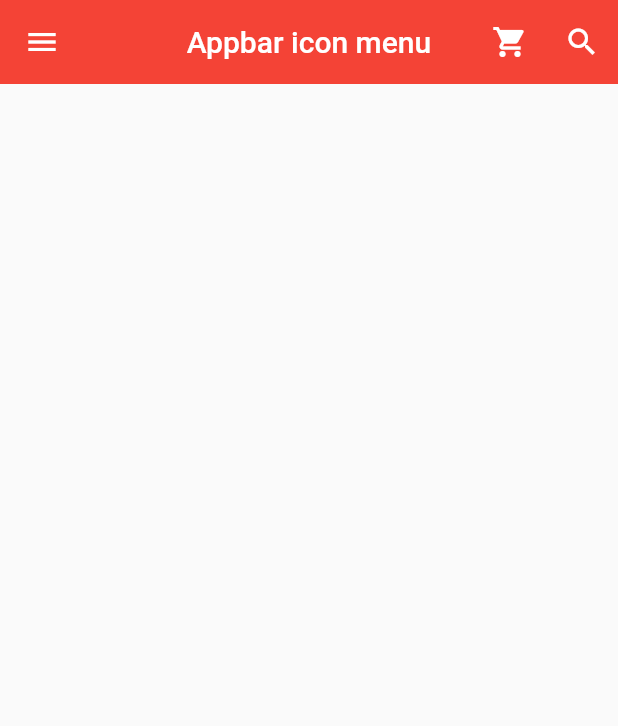
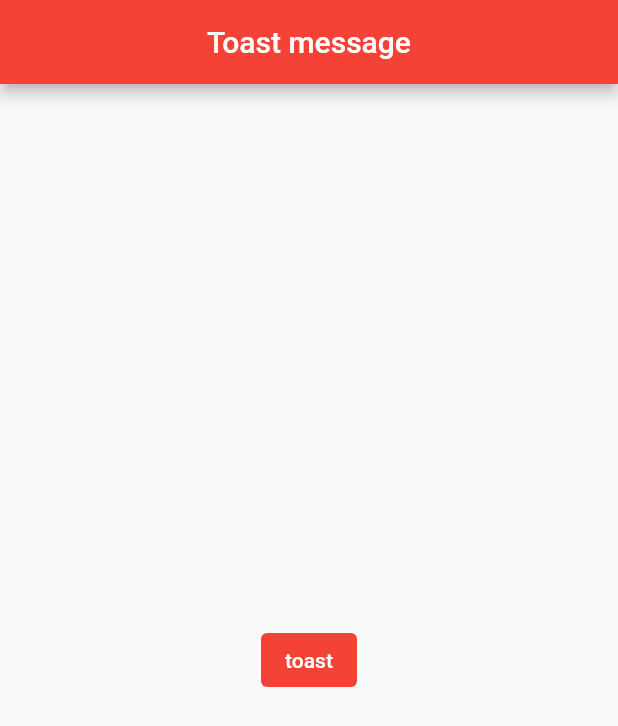
Before and after one commit to minchodang/flutter-ps, a Flutter app: the screen it shows after launch, on a phone screen of 412 x 824 dp. Shown: the top 726 px of the screen. Run offline on Flutter 3.47's test engine with Material 2 defaults, Android fonts, the light colour scheme and no system bars; our stand-ins replace fluttertoast.

Commit message:
Feature/toast (#4)
* Feat: 스낵 바 추가

* Feat: toast 추가

```diff
--- a/lib/main.dart
+++ b/lib/main.dart
@@ -1,4 +1,5 @@
 import 'package:flutter/material.dart';
+import 'package:fluttertoast/fluttertoast.dart';
 
 void main() => runApp(MyApp());
 
@@ -21,30 +22,32 @@ class MyPage extends StatelessWidget {
   Widget build(BuildContext context) {
     return Scaffold(
       appBar: AppBar(
-        title: Text('Appbar icon menu'),
+        title: Text('Toast message'),
         centerTitle: true,
-        elevation: 0.0,
-        leading: IconButton(
-          icon: Icon(Icons.menu),
+      ),
+      body: Center(
+        child: TextButton(
           onPressed: () {
-            print('menu button is clicked');
+            flutterToast();
           },
+          child: Text(
+            'toast',
+            style: TextStyle(color: Colors.white),
+          ),
+          style: FilledButton.styleFrom(backgroundColor: Colors.red),
         ),
-        actions: [
-          IconButton(
-            icon: Icon(Icons.shopping_cart),
-            onPressed: () {
-              print('Shopping cart button is clicked');
-            },
-          ),
-          IconButton(
-            icon: Icon(Icons.search),
-            onPressed: () {
-              print('Search icon button is clicked');
-            },
-          ),
-        ],
       ),
     );
   }
 }
+
+void flutterToast() {
+  Fluttertoast.showToast(
+    msg: 'flutter',
+    gravity: ToastGravity.BOTTOM,
+    backgroundColor: Colors.redAccent,
+    fontSize: 20,
+    textColor: Colors.white,
+    toastLength: Toast.LENGTH_SHORT,
+  );
+}
--- a/pubspec.yaml
+++ b/pubspec.yaml
@@ -34,6 +34,7 @@ dependencies:
   # The following adds the Cupertino Icons font to your application.
   # Use with the CupertinoIcons class for iOS style icons.
   cupertino_icons: ^1.0.2
+  fluttertoast: ^8.2.2
 
 dev_dependencies:
   flutter_test:
```
Also changed, not shown: pubspec.lock, 9 other files.
